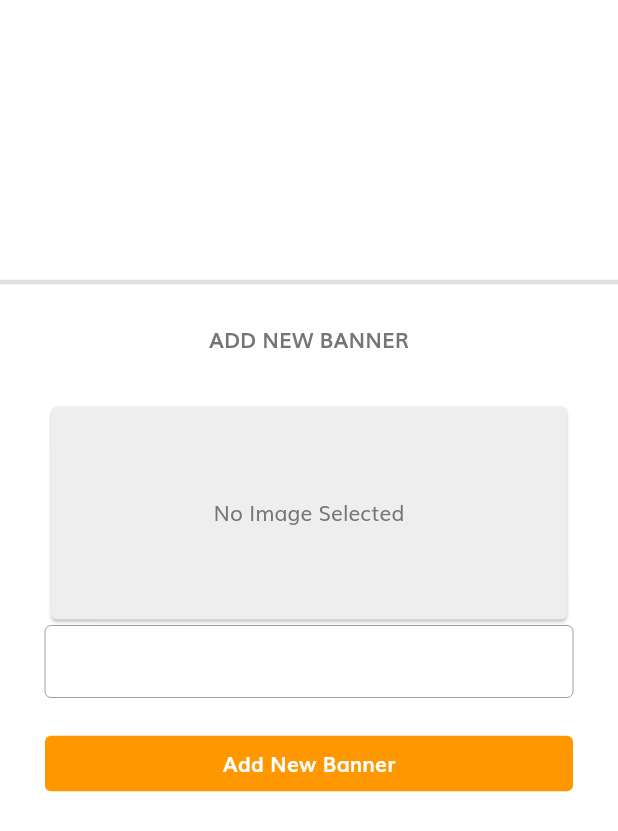
After one commit to jaydip-pawar/E-Grocery-Partner, a Flutter app: the BannerScreen screen opened directly, on a phone screen of 412 x 824 dp. The commit adds this screen. Shown: the top 831 px of the screen. Run offline on Flutter 3.47's test engine with Material 2 defaults, Android fonts, the phone set to English and light mode, and no system bars; our stand-ins replace cloud_firestore, firebase_auth, firebase_core, firebase_storage, flutter_easyloading, flutter_slider_drawer and 6 more; missing offline and left inert: geocode; accounts and stored records are empty; statements that could not run were skipped.

Commit message:
Now shop owner can update and delete products and added Vendor Banner.

```diff
--- /dev/null
+++ b/lib/screens/banner_screen.dart
@@ -0,0 +1,246 @@
+import 'dart:io';
+
+import 'package:cloud_firestore/cloud_firestore.dart';
+import 'package:e_grocery_partner/providers/product_provider.dart';
+import 'package:e_grocery_partner/services/firebase_services.dart';
+import 'package:e_grocery_partner/widgets/banner_card.dart';
+import 'package:firebase_storage/firebase_storage.dart';
+import 'package:flutter/material.dart';
+import 'package:flutter_easyloading/flutter_easyloading.dart';
+import 'package:image_picker/image_picker.dart';
+import 'package:provider/provider.dart';
+
+class BannerScreen extends StatefulWidget {
+  const BannerScreen({Key key}) : super(key: key);
+
+  @override
+  _BannerScreenState createState() => _BannerScreenState();
+}
+
+class _BannerScreenState extends State<BannerScreen> {
+
+  FirebaseServices _services = FirebaseServices();
+  bool _visible = false;
+  File _image;
+  var _imagePathText = TextEditingController();
+
+  @override
+  Widget build(BuildContext context) {
+
+    var _provider = Provider.of<ProductProvider>(context);
+
+    return Scaffold(
+      body: ListView(
+        padding: EdgeInsets.zero,
+        children: [
+          BannerCard(),
+          Divider(
+            thickness: 3,
+          ),
+          SizedBox(
+            height: 20,
+          ),
+          Container(
+            child: Center(
+              child: Text(
+                'ADD NEW BANNER',
+                style: TextStyle(
+                  fontWeight: FontWeight.bold,
+                ),
+              ),
+            ),
+          ),
+          Container(
+            child: Padding(
+              padding: const EdgeInsets.all(30.0),
+              child: Column(
+                mainAxisSize: MainAxisSize.min,
+                children: [
+                  SizedBox(
+                    height: 150,
+                    width: MediaQuery.of(context).size.width,
+                    child: Card(
+                      color: Colors.grey[200],
+                      child: _image != null ? Image.file(_image, fit: BoxFit.fill,) : Center(child: Text("No Image Selected"),),
+                    ),
+                  ),
+                  TextFormField(
+                    controller: _imagePathText,
+                    enabled: false,
+                    decoration: InputDecoration(
+                      contentPadding: EdgeInsets.zero,
+                      border: OutlineInputBorder(),
+                    ),
+                  ),
+                  SizedBox(
+                    height: 20,
+                  ),
+                  Visibility(
+                    visible: _visible ? false : true,
+                    child: Row(
+                      children: [
+                        Expanded(
+                          child: TextButton(
+                            style: TextButton.styleFrom(
+                              backgroundColor: Theme.of(context).primaryColor,
+                            ),
+                            onPressed: () {
+                              setState(() {
+                                _visible = true;
+                              });
+                            },
+                            child: Text(
+                              'Add New Banner',
+                              style: TextStyle(
+                                color: Colors.white,
+                                fontWeight: FontWeight.bold,
+                              ),
+                            ),
+                          ),
+                        ),
+                      ],
+                    ),
+                  ),
+                  Visibility(
+                    visible: _visible,
+                    child: Container(
+                      child: Column(
+                        children: [
+                          Row(
+                            children: [
+                              Expanded(
+                                child: TextButton(
+                                  style: TextButton.styleFrom(
+                                    backgroundColor: Theme.of(context).primaryColor,
+                                  ),
+                                  onPressed: () {
+                                    getBannerImage().then((value) {
+                                      if(_image != null) {
+                                        _imagePathText.text = _image.path;
+                                      }
+                                    });
+                                  },
+                                  child: Text(
+                                    'Upload Image',
+                                    style: TextStyle(
+                                      color: Colors.white,
+                                      fontWeight: FontWeight.bold,
+                                    ),
+                                  ),
+                                ),
+                              ),
+                            ],
+                          ),
+                          Row(
+                            children: [
+                              Expanded(
+                                child: AbsorbPointer(
+                                  absorbing: _image != null ? false : true,
+                                  child: TextButton(
+                                    style: TextButton.styleFrom(
+                                      backgroundColor: _image != null ? Theme.of(context).primaryColor : Colors.grey,
+                                    ),
+                                    onPressed: () {
+                                      EasyLoading.show(status: 'Saving...');
+                                      uploadBannerImage(_image.path, _provider.shopName).then((url) {
+                                        if(url != null) {
+                                          _services.saveBanner(url);
+                                          setState(() {
+                                            _imagePathText.clear();
+                                            _image = null;
+                                          });
+                                          EasyLoading.dismiss();
+                                          _provider.alertDialog(
+                                            context: context,
+                                            title: 'Banner Upload',
+                                            content: 'Banner Image uploaded successfully...',
+                                          );
+                                        } else {
+                                          EasyLoading.dismiss();
+                                          _provider.alertDialog(
+                                            context: context,
+                                            title: 'Banner Upload',
+                                            content: 'Banner Upload failed',
+                                          );
+                                        }
+                                      });
+                                    },
+                                    child: Text(
+                                      'Save',
+                                      style: TextStyle(
+                                        color: Colors.white,
+                                        fontWeight: FontWeight.bold,
+                                      ),
+                                    ),
+                                  ),
+                                ),
+                              ),
+                            ],
+                          ),
+                          Row(
+                            children: [
+                              Expanded(
+                                child: TextButton(
+                                  style: TextButton.styleFrom(
+                                    backgroundColor: Colors.black54,
+                                  ),
+                                  onPressed: () {
+                                    setState(() {
+                                      _visible = false;
+                                      _imagePathText.clear();
+                                      _image = null;
+                                    });
+                                  },
+                                  child: Text(
+                                    'Cancel',
+                                    style: TextStyle(
+                                      color: Colors.white,
+                                      fontWeight: FontWeight.bold,
+                                    ),
+                                  ),
+                                ),
+                              ),
+                            ],
+                          ),
+                        ],
+                      ),
+                    ),
+                  ),
+                ],
+              ),
+            ),
+          ),
+        ],
+      ),
+    );
+  }
+
+  Future<File> getBannerImage() async {
+    final picker = ImagePicker();
+    final pickedFile = await picker.getImage(source: ImageSource.gallery);
+    if(pickedFile != null) {
+      setState(() {
+        _image = File(pickedFile.path);
+      });
+    } else {
+      print("No image selected.");
+    }
+    return _image;
+  }
+
+  Future<String> uploadBannerImage(filePath, shopName) async {
+    File file = File(filePath);
+    var timeStamp = Timestamp.now().millisecondsSinceEpoch;
+
+    FirebaseStorage _storage = FirebaseStorage.instance;
+
+    try {
+      await _storage.ref('vendorBanner/$shopName/$timeStamp').putFile(file);
+    } on FirebaseException catch (e) {
+      print(e.code);
+    }
+    String downloadUrl = await _storage.ref('vendorBanner/$shopName/$timeStamp').getDownloadURL();
+    return downloadUrl;
+  }
+
+}
--- a/lib/services/drawer_services.dart
+++ b/lib/services/drawer_services.dart
@@ -1,3 +1,4 @@
+import 'package:e_grocery_partner/screens/banner_screen.dart';
 import 'package:e_grocery_partner/screens/dashboard_screen.dart';
 import 'package:e_grocery_partner/screens/product_screen.dart';
 import 'package:flutter/material.dart';
@@ -8,6 +9,8 @@
       return MainScreen();
     if (title == "Product")
       return ProductScreen();
+    if (title == "Banner")
+      return BannerScreen();
     return MainScreen();
   }
 }
--- a/lib/services/firebase_services.dart
+++ b/lib/services/firebase_services.dart
@@ -1,8 +1,13 @@
 import 'package:cloud_firestore/cloud_firestore.dart';
+import 'package:firebase_auth/firebase_auth.dart';
 
 class FirebaseServices {
+
+  User user = FirebaseAuth.instance.currentUser;
+
   CollectionReference category = FirebaseFirestore.instance.collection('category');
   CollectionReference products = FirebaseFirestore.instance.collection('products');
+  CollectionReference vendorBanner = FirebaseFirestore.instance.collection('vendorBanner');
 
   Future<void> publishProduct({id}) {
     return products.doc(id).update({
@@ -19,4 +24,15 @@
   Future<void> deleteProduct({id}) {
     return products.doc(id).delete();
   }
+
+  Future<void> saveBanner(url) {
+    return vendorBanner.add({
+      'imageUrl' : url,
+      'sellerUid' : user.uid,
+    });
+  }
+
+  Future<void> deleteBanner({id}) {
+    return vendorBanner.doc(id).delete();
+  }
 }
--- /dev/null
+++ b/lib/widgets/banner_card.dart
@@ -0,0 +1,66 @@
+import 'package:cloud_firestore/cloud_firestore.dart';
+import 'package:e_grocery_partner/services/firebase_services.dart';
+import 'package:flutter/material.dart';
+import 'package:flutter_easyloading/flutter_easyloading.dart';
+
+class BannerCard extends StatelessWidget {
+  const BannerCard({Key key}) : super(key: key);
+
+  @override
+  Widget build(BuildContext context) {
+    FirebaseServices _services = FirebaseServices();
+
+    return StreamBuilder<QuerySnapshot>(
+      stream: _services.vendorBanner.snapshots(),
+      builder: (BuildContext context, AsyncSnapshot<QuerySnapshot> snapshot) {
+        if (snapshot.hasError) {
+          return Text('Something went wrong');
+        }
+
+        if (snapshot.connectionState == ConnectionState.waiting) {
+          return Text("Loading");
+        }
+
+        return Container(
+          height: 180,
+          width: MediaQuery.of(context).size.width,
+          child: new ListView(
+            scrollDirection: Axis.horizontal,
+            children: snapshot.data.docs.map((DocumentSnapshot document) {
+              return Stack(
+                children: [
+                  SizedBox(
+                    height: 180,
+                    width: MediaQuery.of(context).size.width,
+                    child: Card(
+                      child: Image.network(
+                        document['imageUrl'],
+                        fit: BoxFit.fill,
+                      ),
+                    ),
+                  ),
+                  Positioned(
+                    right: 10,
+                    top: 10,
+                    child: CircleAvatar(
+                      backgroundColor: Colors.white,
+                      child: IconButton(
+                        icon: Icon(Icons.delete_outline),
+                        color: Colors.red,
+                        onPressed: () {
+                          EasyLoading.show(status: 'Deleting...');
+                          _services.deleteBanner(id: document.id);
+                          EasyLoading.dismiss();
+                        },
+                      ),
+                    ),
+                  )
+                ],
+              );
+            }).toList(),
+          ),
+        );
+      },
+    );
+  }
+}
--- a/lib/widgets/drawer_menu_widget.dart
+++ b/lib/widgets/drawer_menu_widget.dart
@@ -79,6 +79,7 @@
           ),
           sliderItem('Dashboard', Icons.dashboard_outlined),
           sliderItem('Product', Icons.shopping_bag_outlined),
+          sliderItem('Banner', CupertinoIcons.photo),
           sliderItem('Coupons', CupertinoIcons.gift),
           sliderItem('Orders', Icons.list_alt_outlined),
           sliderItem('Reports', Icons.stacked_bar_chart),
```
Also changed, not shown: lib/screens/edit_view_product.dart (+22 -13 lines).
